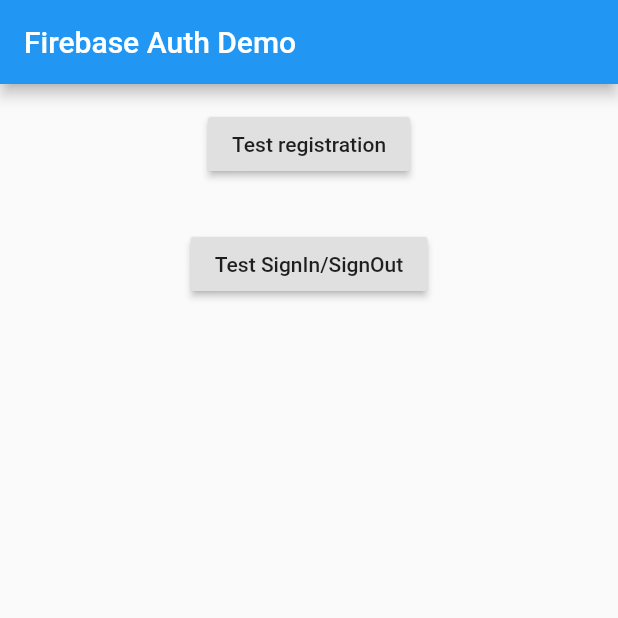
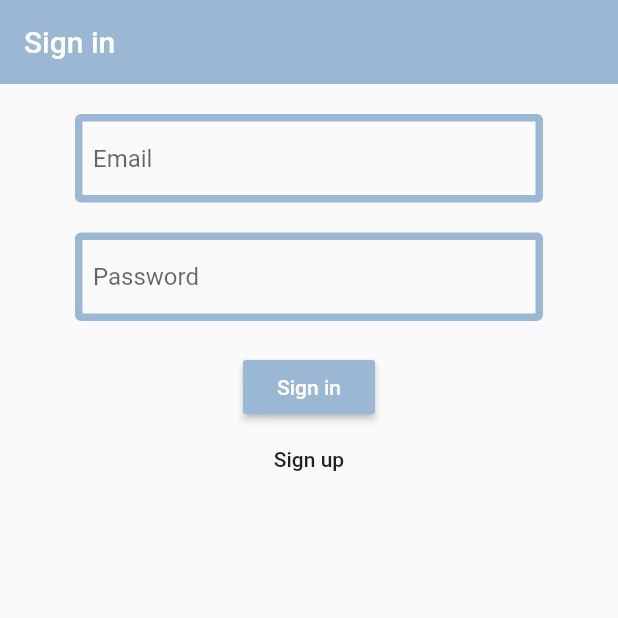
Before and after one commit to johncerpa/BuddyLists, a Flutter app: the screen it shows after launch, on a phone screen of 412 x 824 dp, the top half of it. Run offline on Flutter 3.47's test engine with Material 2 defaults, Android fonts, the phone set to English and light mode, and no system bars; our stand-ins replace firebase_auth; accounts and stored records are empty.

Commit message:
SignIn/SignUp

```diff
--- a/lib/main.dart
+++ b/lib/main.dart
@@ -1,159 +1,16 @@
 import 'package:flutter/material.dart';
-import 'package:firebase_auth/firebase_auth.dart';
-void main() {
-  runApp(MyApp());
-}
+import 'package:movilfinalapp/models/user.dart';
+import 'package:movilfinalapp/screens/wrapper.dart';
+import 'package:movilfinalapp/services/auth.dart';
+import 'package:provider/provider.dart';
+
+void main() => runApp(MyApp());
 
 class MyApp extends StatelessWidget {
   @override
   Widget build(BuildContext context) {
-    return MaterialApp(
-      title: 'Firebase Auth Demo',
-      home: MyHomePage(title: 'Firebase Auth Demo'),
-    );
+    return StreamProvider<User>.value(
+        value: AuthService().user,
+        child: MaterialApp(title: 'Firebase Auth Demo', home: Wrapper()));
   }
 }
-
-class MyHomePage extends StatefulWidget {
-  MyHomePage({Key key, this.title}) : super(key: key);
-
-  final String title;
-
-  @override
-  _MyHomePageState createState() => _MyHomePageState();
-}
-
-class _MyHomePageState extends State<MyHomePage> {
-  FirebaseUser user;
-  @override
-  Widget build(BuildContext context) {
-    return Scaffold(
-      appBar: AppBar(
-        title: Text(widget.title),
-      ),
-      body: Column(
-        crossAxisAlignment: CrossAxisAlignment.start,
-        children: <Widget>[
-          Container(
-            child: RaisedButton(
-              child: const Text('Test registration'),
-              onPressed: () => _pushPage(context, RegisterPage()),
-            ),
-            padding: const EdgeInsets.all(16),
-            alignment: Alignment.center,
-          ),
-          Container(
-            child: RaisedButton(
-              child: const Text('Test SignIn/SignOut'),
-              onPressed: () => _pushPage(context, null),
-            ),
-            padding: const EdgeInsets.all(16),
-            alignment: Alignment.center,
-          ),
-        ],
-      ),
-    );
-  }
-
-  void _pushPage(BuildContext context, Widget page) {
-    Navigator.of(context).push(
-      MaterialPageRoute<void>(builder: (_) => page),
-    );
-  }
-}
-final FirebaseAuth _auth = FirebaseAuth.instance;
-
-class RegisterPage extends StatefulWidget {
-  final String title = 'Registration';
-  @override
-  State<StatefulWidget> createState() => RegisterPageState();
-}
-
-class RegisterPageState extends State<RegisterPage> {
-  final GlobalKey<FormState> _formKey = GlobalKey<FormState>();
-  final TextEditingController _emailController = TextEditingController();
-  final TextEditingController _passwordController = TextEditingController();
-  bool _success;
-  String _userEmail;
-  @override
-  Widget build(BuildContext context) {
-    return Scaffold(
-      appBar: AppBar(
-        title: Text(widget.title),
-      ),
-      body: Form(
-        key: _formKey,
-        child: Column(
-          crossAxisAlignment: CrossAxisAlignment.start,
-          children: <Widget>[
-            TextFormField(
-              controller: _emailController,
-              decoration: const InputDecoration(labelText: 'Email'),
-              validator: (String value) {
-                if (value.isEmpty) {
-                  return 'Please enter some text';
-                }
-                return null;
-              },
-            ),
-            TextFormField(
-              controller: _passwordController,
-              decoration: const InputDecoration(labelText: 'Password'),
-              validator: (String value) {
-                if (value.isEmpty) {
-                  return 'Please enter some text';
-                }
-                return null;
-              },
-            ),
-            Container(
-              padding: const EdgeInsets.symmetric(vertical: 16.0),
-              alignment: Alignment.center,
-              child: RaisedButton(
-                onPressed: () async {
-                  if (_formKey.currentState.validate()) {
-                    _register();
-                  }
-                },
-                child: const Text('Submit'),
-              ),
-            ),
-            Container(
-              alignment: Alignment.center,
-              child: Text(_success == null
-                  ? ''
-                  : (_success
-                      ? 'Successfully registered ' + _userEmail
-                      : 'Registration failed')),
-            )
-          ],
-        ),
-      ),
-    );
-  }
-
-  @override
-  void dispose() {
-    // Clean up the controller when the Widget is disposed
-    _emailController.dispose();
-    _passwordController.dispose();
-    super.dispose();
-  }
-
-  // Example code for registration.
-  void _register() async {
-    final FirebaseUser user = (await _auth.createUserWithEmailAndPassword(
-      email: _emailController.text,
-      password: _passwordController.text,
-    ))
-        .user;
-    if (user != null) {
-      setState(() {
-        _success = true;
-        _userEmail = user.email;
-      });
-    } else {
-      _success = false;
-    }
-  }
-}
--- /dev/null
+++ b/lib/models/user.dart
@@ -0,0 +1,5 @@
+class User {
+  final String uid;
+
+  User({this.uid});
+}
--- /dev/null
+++ b/lib/screens/authentication/authentication.dart
@@ -0,0 +1,21 @@
+import 'package:flutter/material.dart';
+import 'package:movilfinalapp/screens/authentication/signin.dart';
+import 'package:movilfinalapp/screens/authentication/signup.dart';
+
+class Authentication extends StatefulWidget {
+  @override
+  _AuthenticationState createState() => _AuthenticationState();
+}
+
+class _AuthenticationState extends State<Authentication> {
+  bool showSignIn = true;
+
+  void toggleView() => setState(() => showSignIn = !showSignIn);
+
+  @override
+  Widget build(BuildContext context) {
+    return showSignIn
+        ? SignIn(toggleView: toggleView)
+        : SignUp(toggleView: toggleView);
+  }
+}
--- /dev/null
+++ b/lib/screens/authentication/signin.dart
@@ -0,0 +1,124 @@
+import 'package:firebase_auth/firebase_auth.dart';
+import 'package:flutter/material.dart';
+import 'package:movilfinalapp/models/user.dart';
+import 'package:movilfinalapp/services/auth.dart';
+
+class SignIn extends StatefulWidget {
+  final Function toggleView;
+
+  SignIn({this.toggleView});
+
+  @override
+  _SignInState createState() => _SignInState();
+}
+
+class _SignInState extends State<SignIn> {
+  final AuthService _auth = AuthService();
+
+  // Form state
+  TextEditingController emailController = TextEditingController();
+  TextEditingController passwordController = TextEditingController();
+  final _formKey = GlobalKey<FormState>();
+  final _scaffoldKey = GlobalKey<ScaffoldState>();
+
+  @override
+  Widget build(BuildContext context) {
+    return Scaffold(
+        key: _scaffoldKey,
+        appBar: AppBar(
+          backgroundColor: Color.fromRGBO(154, 183, 211, 1),
+          elevation: 0.0,
+          title: Text('Sign in'),
+        ),
+        body: Container(
+            padding: EdgeInsets.symmetric(vertical: 20.0, horizontal: 50.0),
+            child: Form(
+              key: _formKey,
+              child: Column(children: <Widget>[
+                TextFormField(
+                  controller: emailController,
+                  decoration: InputDecoration(
+                      hintText: 'Email',
+                      focusedBorder: OutlineInputBorder(
+                          borderSide: BorderSide(
+                              color: Colors.greenAccent, width: 5.0)),
+                      enabledBorder: OutlineInputBorder(
+                        borderSide: BorderSide(
+                            color: Color.fromRGBO(154, 183, 211, 1),
+                            width: 5.0),
+                      ),
+                      focusedErrorBorder: OutlineInputBorder(
+                        borderSide:
+                            BorderSide(color: Colors.red[400], width: 5.0),
+                      ),
+                      errorBorder: OutlineInputBorder(
+                        borderSide:
+                            BorderSide(color: Colors.red[200], width: 5.0),
+                      )),
+                  validator: (val) {
+                    if (val.isEmpty) {
+                      return 'Email cannot be empty';
+                    }
+                    return null;
+                  },
+                ),
+                SizedBox(
+                  height: 20.0,
+                ),
+                TextFormField(
+                  controller: passwordController,
+                  obscureText: true,
+                  decoration: InputDecoration(
+                      hintText: 'Password',
+                      focusedBorder: OutlineInputBorder(
+                          borderSide: BorderSide(
+                              color: Colors.greenAccent, width: 5.0)),
+                      enabledBorder: OutlineInputBorder(
+                        borderSide: BorderSide(
+                            color: Color.fromRGBO(154, 183, 211, 1),
+                            width: 5.0),
+                      ),
+                      focusedErrorBorder: OutlineInputBorder(
+                        borderSide:
+                            BorderSide(color: Colors.red[400], width: 5.0),
+                      ),
+                      errorBorder: OutlineInputBorder(
+                        borderSide:
+                            BorderSide(color: Colors.red[200], width: 5.0),
+                      )),
+                  validator: (val) {
+                    if (val.isEmpty) {
+                      return 'Password cannot be empty';
+                    }
+                    if (val.length < 6) {
+                      return 'Password cannot have less than 6 characters';
+                    }
+                    return null;
+                  },
+                ),
+                SizedBox(height: 20.0),
+                RaisedButton(
+                  color: Color.fromRGBO(154, 183, 211, 1),
+                  child: Text('Sign in', style: TextStyle(color: Colors.white)),
+                  onPressed: () async {
+                    if (_formKey.currentState.validate()) {
+                      try {
+                        User user = await _auth.signIn(
+                            emailController.text, passwordController.text);
+                      } catch (error) {
+                        final snackbar = SnackBar(
+                          content: Text(error.message),
+                          backgroundColor: Colors.red,
+                        );
+                        _scaffoldKey.currentState.showSnackBar(snackbar);
+                      }
+                    }
+                  },
+                ),
+                FlatButton(
+                    onPressed: () => widget.toggleView(),
+                    child: Text('Sign up'))
+              ]),
+            )));
+  }
+}
--- /dev/null
+++ b/lib/screens/wrapper.dart
@@ -0,0 +1,14 @@
+import 'package:flutter/material.dart';
+import 'package:movilfinalapp/models/user.dart';
+import 'package:movilfinalapp/screens/authentication/authentication.dart';
+import 'package:movilfinalapp/screens/home/home.dart';
+import 'package:provider/provider.dart';
+
+class Wrapper extends StatelessWidget {
+  @override
+  Widget build(BuildContext context) {
+    final user = Provider.of<User>(context);
+
+    return user != null ? Home() : Authentication();
+  }
+}
--- /dev/null
+++ b/lib/services/auth.dart
@@ -0,0 +1,44 @@
+import 'package:firebase_auth/firebase_auth.dart';
+import 'package:movilfinalapp/models/user.dart';
+
+class AuthService {
+  final FirebaseAuth _auth = FirebaseAuth.instance;
+
+  User userFromFb(FirebaseUser user) {
+    return user != null ? User(uid: user.uid) : null;
+  }
+
+  Stream<User> get user {
+    return _auth.onAuthStateChanged.map(userFromFb);
+  }
+
+  Future<User> signIn(String email, String password) async {
+    try {
+      AuthResult res = await _auth.signInWithEmailAndPassword(
+          email: email, password: password);
+
+      return userFromFb(res.user);
+    } catch (error) {
+      throw error;
+    }
+  }
+
+  Future<User> signUp(String email, String password) async {
+    try {
+      AuthResult res = await _auth.createUserWithEmailAndPassword(
+          email: email, password: password);
+
+      return userFromFb(res.user);
+    } catch (error) {
+      throw error;
+    }
+  }
+
+  Future signOut() async {
+    try {
+      return await _auth.signOut();
+    } catch (e) {
+      return null;
+    }
+  }
+}
```
Also changed, not shown: lib/screens/authentication/signup.dart (added, +124 -0 lines), lib/screens/home/home.dart (added, +25 -0 lines), pubspec.yaml (+2 -7 lines), pubspec.lock, 1 other file.
